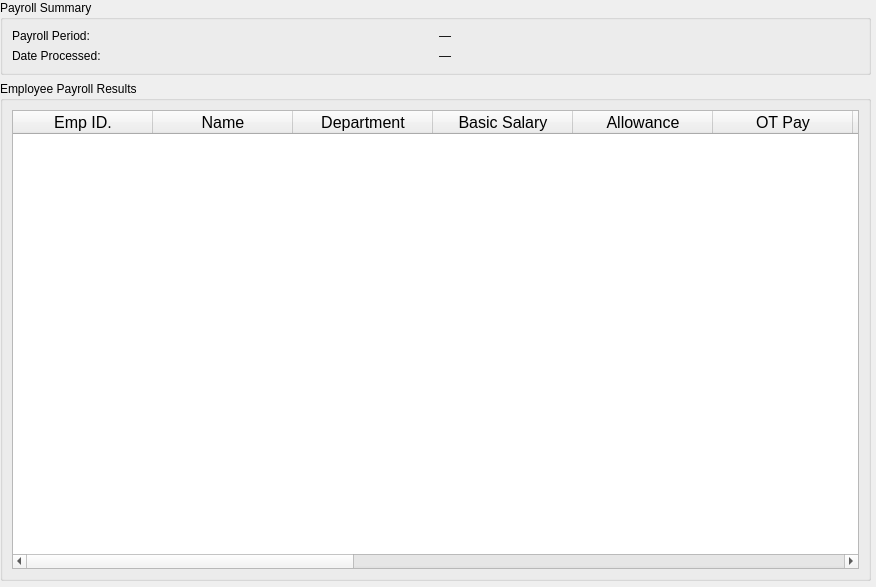
Before: the Qt Designer form UI/Dialogs/results_widget.ui in Justin-Kuchmy/JustPay_App, drawn with Qt 5.
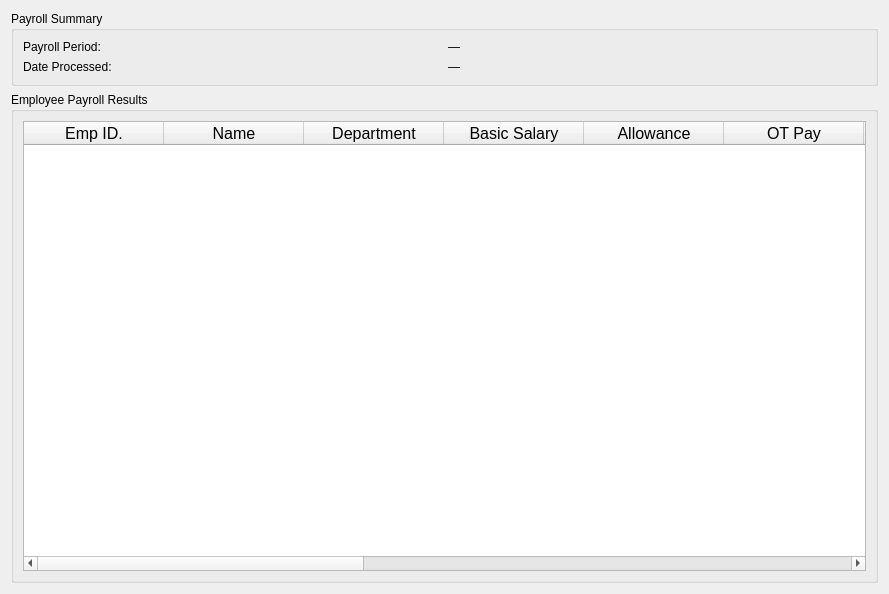
After: the same form once the commit is applied.

The edit to the form file:
```diff
--- a/UI/Dialogs/results_widget.ui
+++ b/UI/Dialogs/results_widget.ui
@@ -6,22 +6,21 @@
    <rect>
     <x>0</x>
     <y>0</y>
-    <width>876</width>
-    <height>587</height>
+    <width>889</width>
+    <height>594</height>
    </rect>
   </property>
+  <property name="sizePolicy">
+   <sizepolicy hsizetype="Expanding" vsizetype="Expanding">
+    <horstretch>0</horstretch>
+    <verstretch>0</verstretch>
+   </sizepolicy>
+  </property>
   <property name="windowTitle">
    <string>ResultsWidget</string>
   </property>
-  <widget class="QWidget" name="tab_results">
-   <property name="geometry">
-    <rect>
-     <x>0</x>
-     <y>0</y>
-     <width>871</width>
-     <height>581</height>
-    </rect>
-   </property>
+  <layout class="QHBoxLayout" name="horizontalLayout">
+   <item>
    <layout class="QVBoxLayout" name="vbox_results">
     <item>
      <widget class="QGroupBox" name="group_payrollMeta">
@@ -248,7 +247,8 @@
      </widget>
     </item>
    </layout>
-  </widget>
+   </item>
+  </layout>
  </widget>
  <resources/>
  <connections/>
```
Lines whose indentation alone changed are shown as unchanged.
